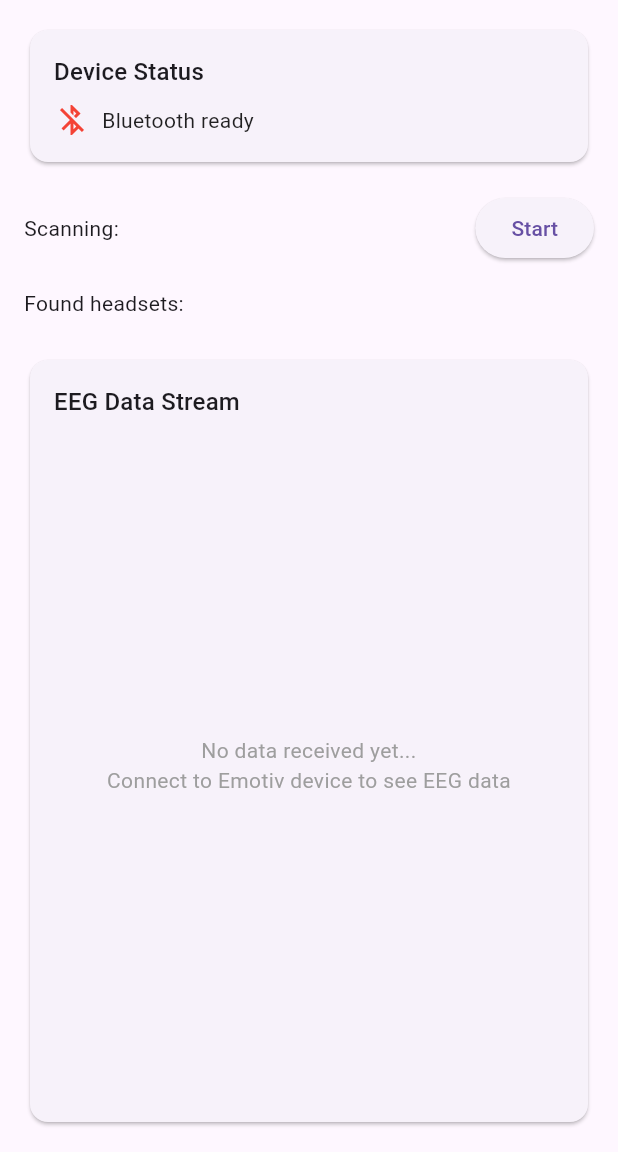
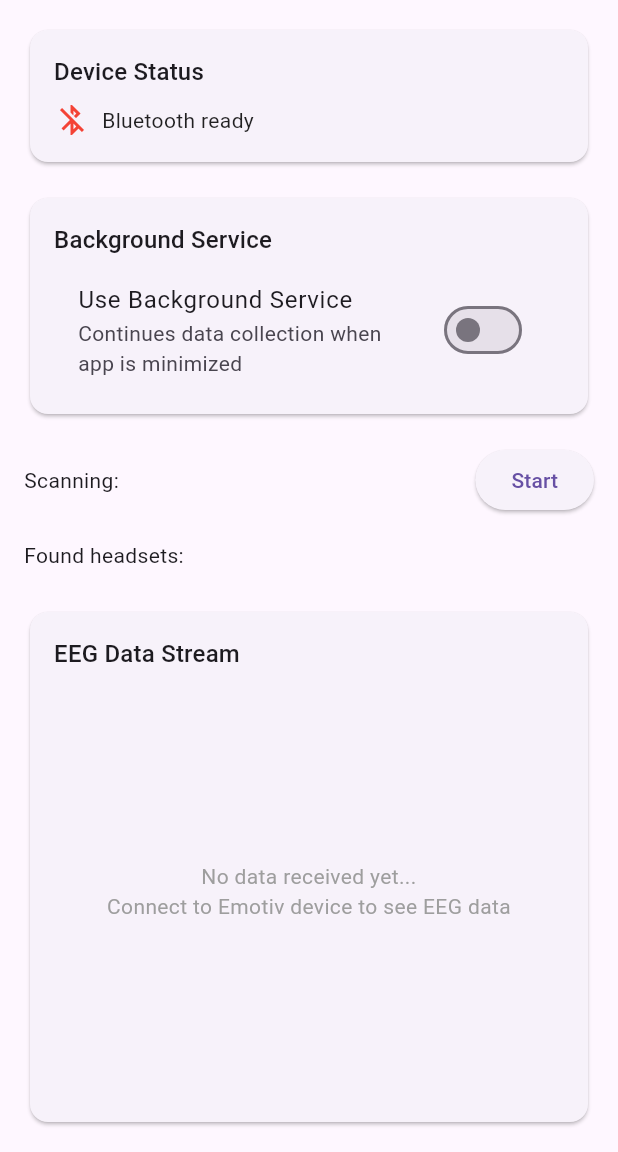
Before and after one commit to CommanderPho/flutter_application_final_emotiv_logger, a Flutter app: the screen it shows after launch, on a phone screen of 412 x 824 dp, the part 84-1236 px from its top. Run offline on Flutter 3.47's test engine with Material 3 defaults, Android fonts, the phone set to English and light mode, and no system bars; our stand-ins replace device_info_plus, file_picker, flutter_blue_plus, permission_handler; missing offline and left inert: encrypt, flutter_background_service, flutter_background_service_android, liblsl.

Commit message:
BackgroundServiceControlWidget

```diff
--- a/lib/main.dart
+++ b/lib/main.dart
@@ -1,6 +1,6 @@
 import 'dart:async';
-import 'dart:io';
 import 'package:flutter/material.dart';
+import 'package:flutter_application_final_emotiv_logger/background_service.dart';
 import 'package:flutter_application_final_emotiv_logger/directory_helper.dart';
 import 'package:permission_handler/permission_handler.dart';
 import 'package:flutter_blue_plus/flutter_blue_plus.dart';
@@ -54,11 +54,16 @@ class _EmotivHomePageState extends State<EmotivHomePage> {
   List<String> _foundDevices = [];
   String _connectedDeviceName = '';
 
+  // Add background service state
+  bool _isBackgroundServiceRunning = false;
+  bool _useBackgroundService = false;
+
   @override
   void initState() {
 	super.initState();
 	_initializeBluetooth();
 	_setupStreamListeners();
+	_requestBatteryOptimization();
   }
 
   void _setupStreamListeners() {
@@ -88,10 +93,7 @@ class _EmotivHomePageState extends State<EmotivHomePage> {
 			_statusMessage = status;
 		});
 	});
-
   }
-
-
 
   Future<void> _initializeBluetooth() async {
 	// Request permissions
@@ -137,16 +139,40 @@ class _EmotivHomePageState extends State<EmotivHomePage> {
 	}
   }
 
+  // Add this method to request battery optimization exemption
+  Future<void> _requestBatteryOptimization() async {
+	try {
+	  await BatteryOptimization.requestBatteryOptimizationExemption();
+	} catch (e) {
+	  print('Battery optimization request failed: $e');
+	}
+  }
+
   Future<void> _startScanning() async {
+	if (_useBackgroundService && _isBackgroundServiceRunning) {
+	  // Use background service
+	  await BackgroundService.startScanning();
+	} else {
+	  // Use foreground service
 	  await _bleManager.startScanning();
+	}
   }
 
   Future<void> _stopScanning() async {
+	if (_useBackgroundService && _isBackgroundServiceRunning) {
+	  // Background service handles this differently
+	  // You might want to add a stopScanning method to BackgroundService
+	} else {
 	  await _bleManager.stopScanning();
+	}
   }
 
   Future<void> _disconnect() async {
+	if (_useBackgroundService && _isBackgroundServiceRunning) {
+	  await BackgroundService.disconnect();
+	} else {
 	  await _bleManager.disconnect();
+	}
   }
 
 Future<void> _toggleScanning() async {
@@ -160,7 +186,12 @@ Future<void> _toggleScanning() async {
 // Add this method to your _EmotivHomePageState class
 Future<void> _connectToDeviceByName(String deviceName) async {
   try {
+	if (_useBackgroundService && _isBackgroundServiceRunning) {
+	  await BackgroundService.connectToDevice(deviceName);
+	} else {
 	  await _bleManager.connectToDeviceByName(deviceName);
+	}
+
 	// Update connected device name on successful connection
 	setState(() {
 	  _connectedDeviceName = deviceName;
@@ -169,6 +200,53 @@ Future<void> _connectToDeviceByName(String deviceName) async {
 	ScaffoldMessenger.of(context).showSnackBar(
 	  SnackBar(
 		content: Text('Failed to connect to $deviceName: $e'),
+		backgroundColor: Colors.red,
+	  ),
+	);
+  }
+}
+
+  // Add background service control methods
+  Future<void> _startBackgroundService() async {
+	try {
+	  await BackgroundService.startBackgroundCollection();
+	  setState(() {
+		_isBackgroundServiceRunning = true;
+	  });
+
+	  ScaffoldMessenger.of(context).showSnackBar(
+		const SnackBar(
+		  content: Text('Background service started'),
+		  backgroundColor: Colors.green,
+		),
+	  );
+	} catch (e) {
+	  ScaffoldMessenger.of(context).showSnackBar(
+		SnackBar(
+		  content: Text('Failed to start background service: $e'),
+		  backgroundColor: Colors.red,
+		),
+	  );
+	}
+  }
+
+  Future<void> _stopBackgroundService() async {
+	try {
+	  await BackgroundService.stopBackgroundCollection();
+	  setState(() {
+		_isBackgroundServiceRunning = false;
+	  });
+
+	  ScaffoldMessenger.of(context).showSnackBar(
+		const SnackBar(
+		  content: Text('Background service stopped'),
+		  backgroundColor: Colors.orange,
+		),
+	  );
+	} catch (e) {
+	  ScaffoldMessenger.of(context).showSnackBar(
+		SnackBar(
+		  content: Text('Failed to stop background service: $e'),
 		  backgroundColor: Colors.red,
 		),
 	  );
@@ -265,6 +343,21 @@ Future<void> _connectToDeviceByName(String deviceName) async {
 				  ],
 				),
 			  ),
+			),
+
+			const SizedBox(height: 16),
+
+			// Add Background Service Controls
+			BackgroundServiceControlWidget(
+			  isBackgroundServiceRunning: _isBackgroundServiceRunning,
+			  useBackgroundService: _useBackgroundService,
+			  onToggleBackgroundService: (value) {
+				setState(() {
+				  _useBackgroundService = value;
+				});
+			  },
+			  onStartBackgroundService: _startBackgroundService,
+			  onStopBackgroundService: _stopBackgroundService,
 			),
 
 			const SizedBox(height: 16),
@@ -367,8 +460,104 @@ Future<void> _connectToDeviceByName(String deviceName) async {
   }
 }
 
+// Add this new widget for background service controls
+class BackgroundServiceControlWidget extends StatelessWidget {
+	final bool isBackgroundServiceRunning;
+	final bool useBackgroundService;
+	final Function(bool) onToggleBackgroundService;
+	final VoidCallback onStartBackgroundService;
+	final VoidCallback onStopBackgroundService;
 
+	const BackgroundServiceControlWidget({
+		super.key,
+		required this.isBackgroundServiceRunning,
+		required this.useBackgroundService,
+		required this.onToggleBackgroundService,
+		required this.onStartBackgroundService,
+		required this.onStopBackgroundService,
+	});
 
+	@override
+	Widget build(BuildContext context) {
+		return Card(
+			child: Padding(
+				padding: const EdgeInsets.all(16.0),
+				child: Column(
+					crossAxisAlignment: CrossAxisAlignment.start,
+					children: [
+						Text(
+							'Background Service',
+							style: Theme.of(context).textTheme.titleMedium,
+						),
+						const SizedBox(height: 8),
+
+						// Toggle for using background service
+						SwitchListTile(
+							title: const Text('Use Background Service'),
+							subtitle: const Text('Continues data collection when app is minimized'),
+							value: useBackgroundService,
+							onChanged: onToggleBackgroundService,
+						),
+
+						if (useBackgroundService) ...[
+							const SizedBox(height: 8),
+							Row(
+								children: [
+									Expanded(
+										child: ElevatedButton.icon(
+											onPressed: isBackgroundServiceRunning ? null : onStartBackgroundService,
+											icon: const Icon(Icons.play_arrow),
+											label: const Text('Start Background'),
+											style: ElevatedButton.styleFrom(
+												backgroundColor: Colors.green,
+												foregroundColor: Colors.white,
+											),
+										),
+									),
+									const SizedBox(width: 8),
+									Expanded(
+										child: ElevatedButton.icon(
+											onPressed: !isBackgroundServiceRunning ? null : onStopBackgroundService,
+											icon: const Icon(Icons.stop),
+											label: const Text('Stop Background'),
+											style: ElevatedButton.styleFrom(
+												backgroundColor: Colors.red,
+												foregroundColor: Colors.white,
+											),
+										),
+									),
+								],
+							),
+
+							const SizedBox(height: 8),
+
+							// Status indicator
+							Row(
+								children: [
+									Icon(
+										isBackgroundServiceRunning ? Icons.circle : Icons.circle_outlined,
+										color: isBackgroundServiceRunning ? Colors.green : Colors.grey,
+										size: 16,
+									),
+									const SizedBox(width: 8),
+									Text(
+										isBackgroundServiceRunning
+											? 'Background service is running'
+											: 'Background service is stopped',
+										style: TextStyle(
+											color: isBackgroundServiceRunning ? Colors.green : Colors.grey,
+											fontSize: 12,
+										),
+									),
+								],
+							),
+						],
+					],
+				),
+			),
+		);
+	}
+}
 
 ///////////////////////////////////////////////////////////////////////////
 // EEG Connections Widget
```
Lines whose indentation alone changed are shown as unchanged.
